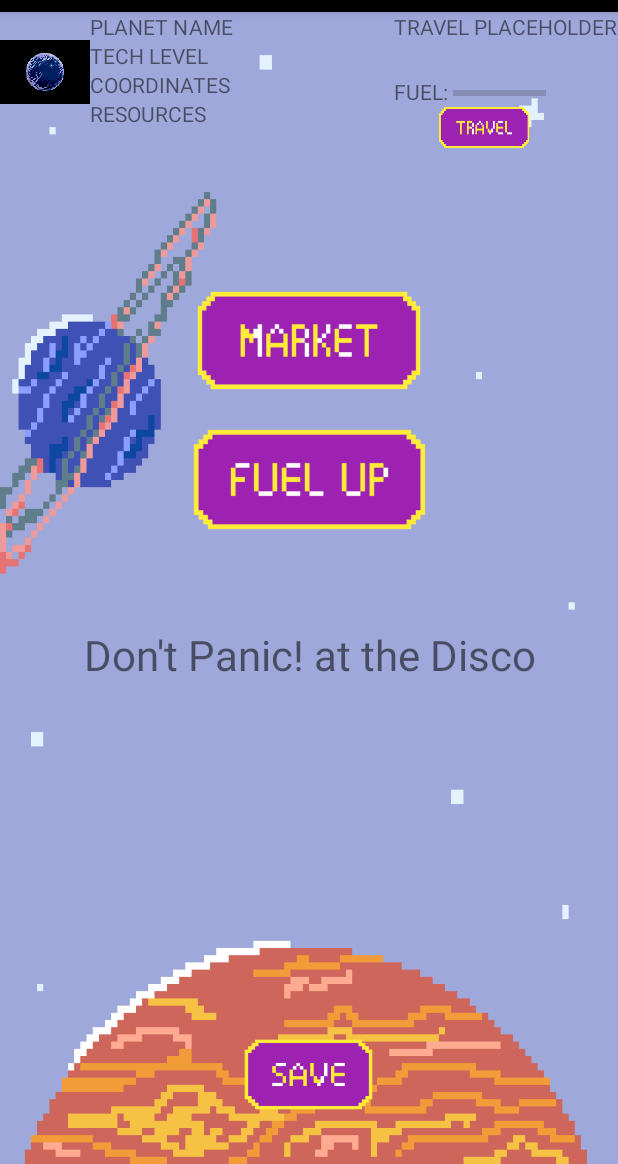
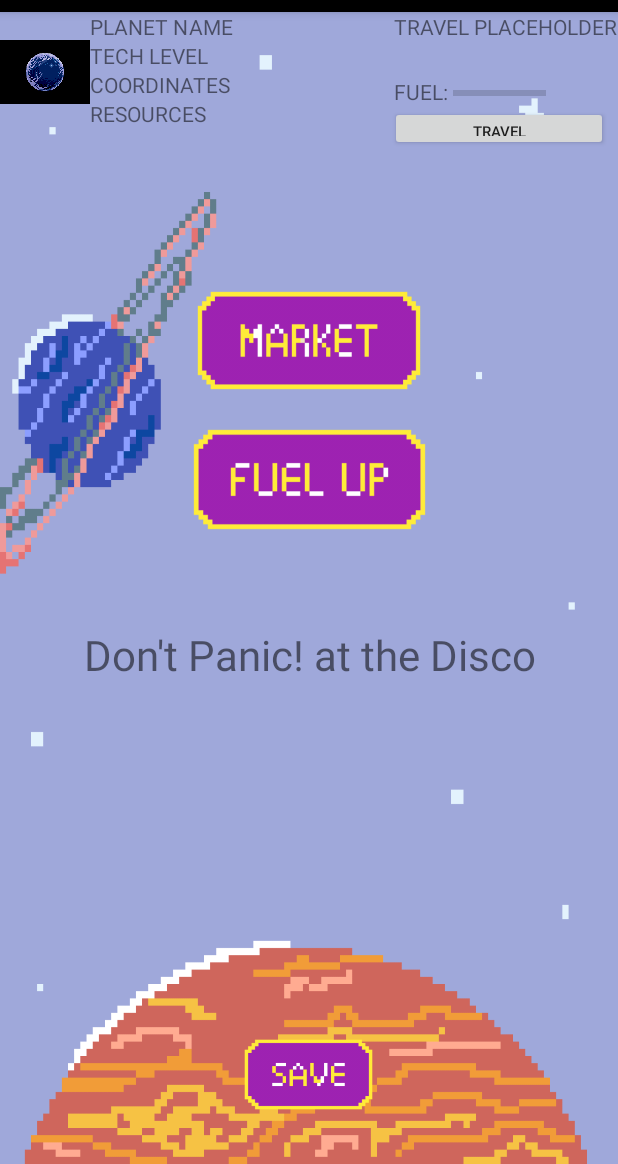
Before and after one commit to scrum-squad/Space-Trader, an Android app: the GameActivity screen opened directly, with no data from a screen before it, on a phone screen of 412 x 824 dp, the part 72-1236 px from its top. Run offline under Robolectric (Android 15) with nearby library versions, the phone set to English and light mode, and no system bars; our stand-ins replace Firebase (no records; nobody signed in at launch, a user with empty details on screens opened directly); 13 statements that could not run were skipped.

Commit message:
Fixed bug with travel

```diff
--- a/Space_Trader_App/app/src/main/java/com/scrumsquad/spacetrader/views/GameActivity.java
+++ b/Space_Trader_App/app/src/main/java/com/scrumsquad/spacetrader/views/GameActivity.java
@@ -47,7 +47,7 @@ public class GameActivity extends AppCompatActivity {
     // Interactive Pieces
     private ProgressBar fuelLevel;
     private Spinner travelLocations;
-    private ImageButton travelButton;
+    private Button travelButton;
     private ImageButton refuelButton;
     private ImageButton saveButton;
 
--- a/Space_Trader_App/app/src/main/res/layout/travel_tile.xml
+++ b/Space_Trader_App/app/src/main/res/layout/travel_tile.xml
@@ -82,16 +82,12 @@
         app:layout_constraintLeft_toRightOf="@id/fuelLevel"
         app:layout_constraintTop_toBottomOf="@id/travelOptions" />
 
-    <ImageButton
+    <Button
         android:id="@+id/travel_button"
         style="@style/Widget.AppCompat.Button.Small"
-        android:layout_width="61dp"
-        android:layout_height="28dp"
-        android:layout_marginStart="232dp"
-        android:adjustViewBounds="true"
-        android:background="@null"
-        android:scaleType="fitXY"
-        android:src="@drawable/travel_button"
+        android:layout_width="145dp"
+        android:layout_height="30dp"
+        android:layout_marginStart="200dp"
         android:text="Travel"
         android:textSize="10sp"
         app:layout_constraintStart_toStartOf="@+id/planetCord"
```
